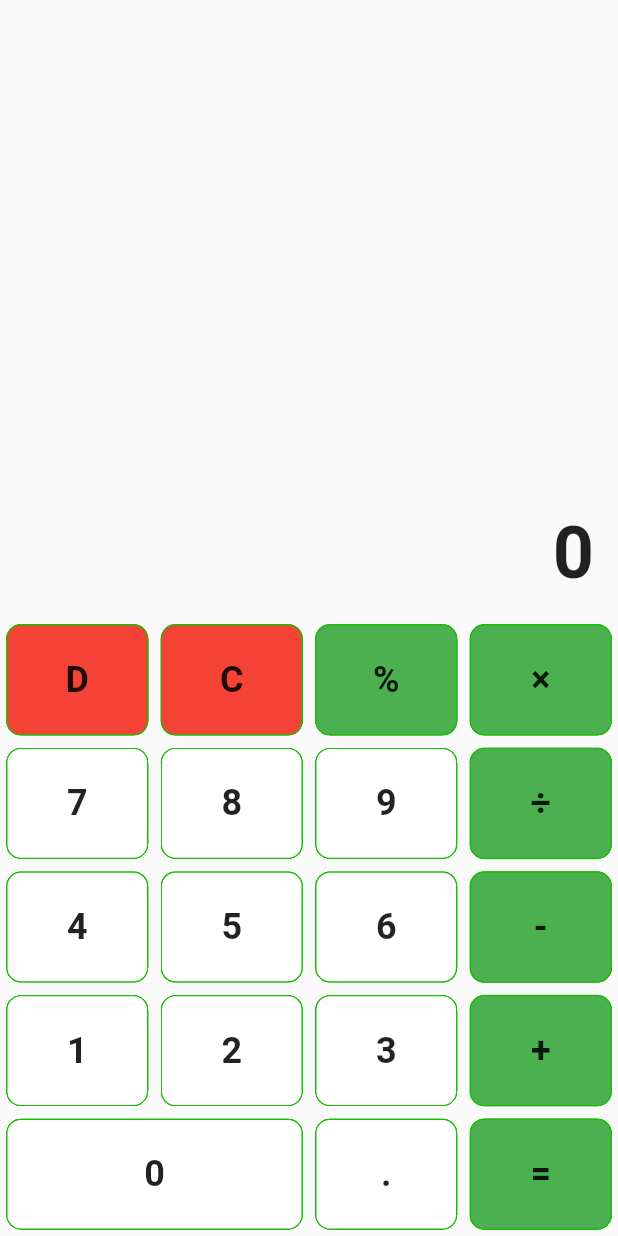
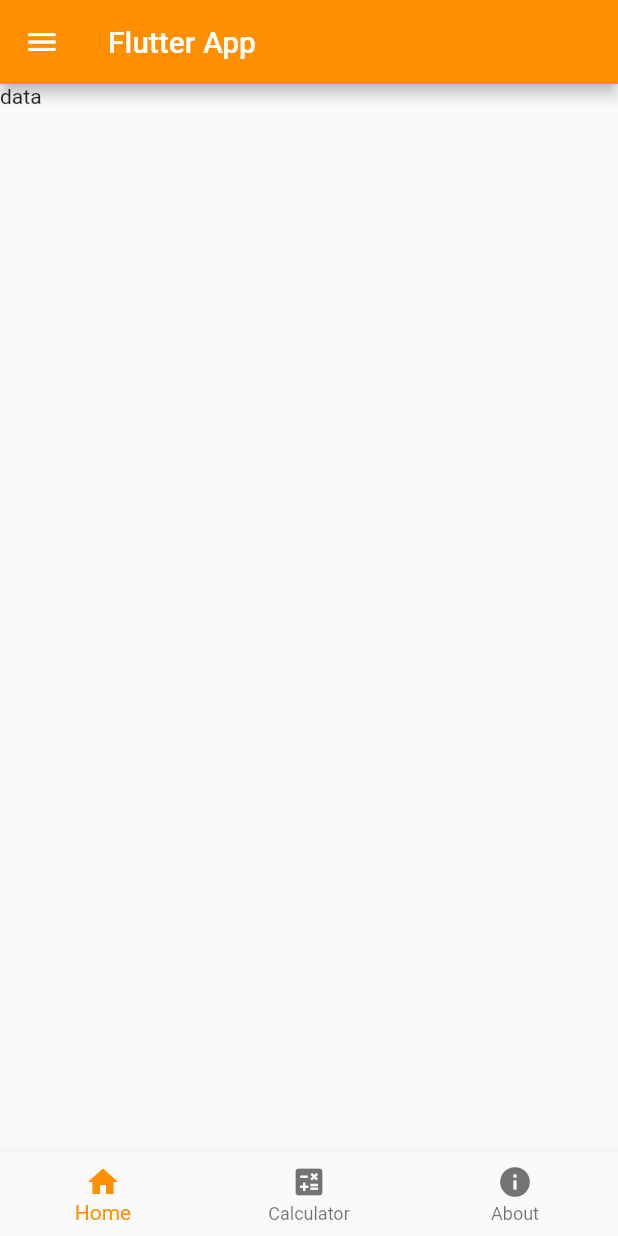
Before and after one commit to ganzagauzy/flutter-calculator, a Flutter app: the screen it shows after launch, on a phone screen of 412 x 824 dp. Run offline on Flutter 3.47's test engine with Material 2 defaults, Android fonts, the phone set to English and light mode, and no system bars.

Commit message:
new pages

```diff
--- a/lib/main.dart
+++ b/lib/main.dart
@@ -1,19 +1,133 @@
+import 'package:calculator/calculator_screen.dart';
+import 'package:calculator/pages/about.dart';
+import 'package:calculator/pages/home.dart';
 import 'package:flutter/material.dart';
-import 'calculator_screen.dart';
 
-void main() {
-  runApp(const MyApp());
-}
+/// Flutter code sample for [BottomNavigationBar].
 
-class MyApp extends StatelessWidget {
-  const MyApp({super.key});
+void main() => runApp(const BottomNavigationBarExampleApp());
+
+class BottomNavigationBarExampleApp extends StatelessWidget {
+  const BottomNavigationBarExampleApp({super.key});
 
   @override
   Widget build(BuildContext context) {
-    return MaterialApp(
-      title: 'Calculator',
+    return const MaterialApp(
+      home: BottomNavigationBarExample(),
       debugShowCheckedModeBanner: false,
-      home: const CalculatorScreen(),
     );
   }
 }
+
+class BottomNavigationBarExample extends StatefulWidget {
+  const BottomNavigationBarExample({super.key});
+
+  @override
+  State<BottomNavigationBarExample> createState() =>
+      _BottomNavigationBarExampleState();
+}
+
+class _BottomNavigationBarExampleState
+    extends State<BottomNavigationBarExample> {
+  int _selectedIndex = 0;
+  static const TextStyle optionStyle =
+      TextStyle(fontSize: 30, fontWeight: FontWeight.bold);
+  static const List<Widget> _widgetOptions = <Widget>[
+    // Text(
+    //   'Index 0: Home',
+    //   style: optionStyle,
+    // ),
+    // Text(
+    //   'Index 1: Calculator',
+    //   style: optionStyle,
+    // ),
+
+    // HomePage(),
+
+    HomeScreen(),
+    CalculatorScreen(),
+    About(),
+
+    // AboutPage(),
+  ];
+
+  void _onItemTapped(int index) {
+    setState(() {
+      _selectedIndex = index;
+    });
+    // Navigate to the AboutPage when the "Calculator" item is tapped
+    // if (index == 1) {
+    //   // Assuming "About" item index is 2
+    //   Navigator.push(
+    //     context,
+    //     MaterialPageRoute(builder: (context) => CalculatorScreen()),
+    //   );
+    // }
+  }
+
+  @override
+  Widget build(BuildContext context) {
+    return Scaffold(
+      appBar: AppBar(
+        title: const Text('Flutter App'),
+        backgroundColor: Colors.amber[800],
+      ),
+      drawer: Drawer(
+        child: ListView(
+          children: [
+            ListTile(
+              title: const Text("Home"),
+              onTap: () {
+                Navigator.pop(context); // Close the drawer
+                setState(() {
+                  _selectedIndex = 0; // Set the selected index to Home
+                });
+              },
+            ),
+            ListTile(
+              title: const Text("Calculator"),
+              onTap: () {
+                Navigator.pop(context); // Close the drawer
+                setState(() {
+                  _selectedIndex = 1; // Set the selected index to Home
+                });
+              },
+            ),
+            ListTile(
+              title: const Text("About"),
+              onTap: () {
+                Navigator.pop(context); // Close the drawer
+                setState(() {
+                  _selectedIndex = 2; // Set the selected index to Home
+                });
+              },
+            )
+          ],
+        ),
+      ),
+      body: Center(
+        child: _widgetOptions.elementAt(_selectedIndex),
+      ),
+      bottomNavigationBar: BottomNavigationBar(
+        items: const <BottomNavigationBarItem>[
+          BottomNavigationBarItem(
+            icon: Icon(Icons.home),
+            label: 'Home',
+          ),
+          BottomNavigationBarItem(
+            icon: Icon(Icons.calculate),
+            label: 'Calculator',
+          ),
+          BottomNavigationBarItem(
+            icon: Icon(Icons.info),
+            label: 'About',
+          ),
+        ],
+        currentIndex: _selectedIndex,
+        selectedItemColor: Colors.amber[800],
+        onTap: _onItemTapped,
+        backgroundColor: Colors.grey[50],
+      ),
+    );
+  }
+}
--- /dev/null
+++ b/lib/pages/about.dart
@@ -0,0 +1,33 @@
+import 'package:calculator/button_values.dart';
+import 'package:flutter/material.dart';
+
+class About extends StatefulWidget {
+  const About({super.key});
+
+  @override
+  State<About> createState() => _About();
+}
+
+class _About extends State<About> {
+  String number1 = ""; // . 0-9
+  String operand = ""; // + - * /
+  String number2 = ""; // . 0-9
+
+  @override
+  Widget build(BuildContext context) {
+    final screenSize = MediaQuery.of(context).size;
+    return Scaffold(
+      body: SafeArea(
+          bottom: false,
+          child: Column(
+            children: [Text("About")],
+          )),
+    );
+  }
+
+  Widget buildButton(value) {
+    return Padding(
+      padding: const EdgeInsets.all(4.0),
+    );
+  }
+}
--- /dev/null
+++ b/lib/pages/home.dart
@@ -0,0 +1,33 @@
+import 'package:calculator/button_values.dart';
+import 'package:flutter/material.dart';
+
+class HomeScreen extends StatefulWidget {
+  const HomeScreen({super.key});
+
+  @override
+  State<HomeScreen> createState() => _HomeScreenState();
+}
+
+class _HomeScreenState extends State<HomeScreen> {
+  String number1 = ""; // . 0-9
+  String operand = ""; // + - * /
+  String number2 = ""; // . 0-9
+
+  @override
+  Widget build(BuildContext context) {
+    final screenSize = MediaQuery.of(context).size;
+    return Scaffold(
+      body: SafeArea(
+          bottom: false,
+          child: Column(
+            children: [Text("data")],
+          )),
+    );
+  }
+
+  Widget buildButton(value) {
+    return Padding(
+      padding: const EdgeInsets.all(4.0),
+    );
+  }
+}
```
